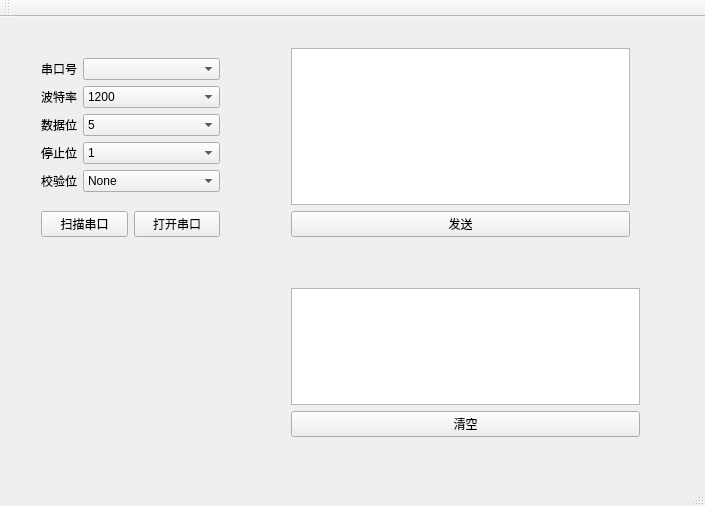
Qt form mainwindow.ui (Karybdis/serialport) before a commit.
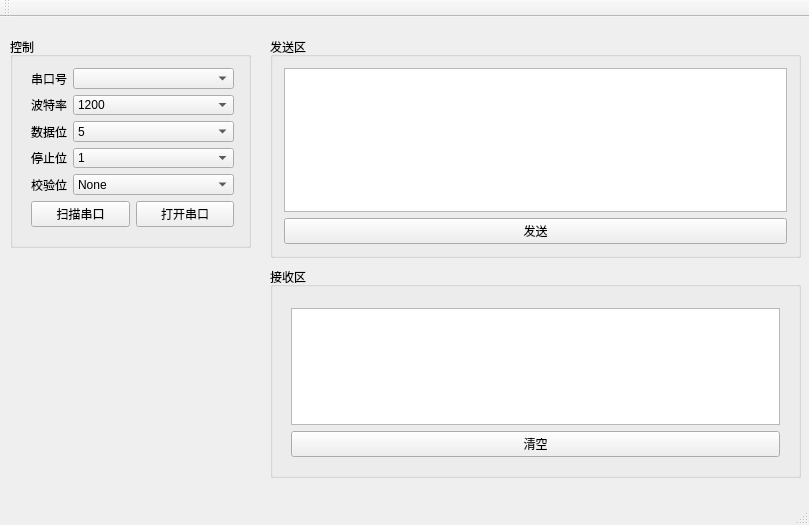
The same form after that commit.

The edit to the form file:
```diff
--- a/mainwindow.ui
+++ b/mainwindow.ui
@@ -6,21 +6,33 @@
    <rect>
     <x>0</x>
     <y>0</y>
-    <width>705</width>
-    <height>506</height>
+    <width>809</width>
+    <height>525</height>
    </rect>
   </property>
   <property name="windowTitle">
    <string>MainWindow</string>
   </property>
   <widget class="QWidget" name="centralWidget">
+   <widget class="QGroupBox" name="groupBox">
+    <property name="geometry">
+     <rect>
+      <x>10</x>
+      <y>20</y>
+      <width>241</width>
+      <height>211</height>
+     </rect>
+    </property>
+    <property name="title">
+     <string>控制</string>
+    </property>
    <widget class="QWidget" name="layoutWidget">
     <property name="geometry">
      <rect>
-      <x>30</x>
-      <y>30</y>
-      <width>201</width>
-      <height>201</height>
+       <x>10</x>
+       <y>20</y>
+       <width>225</width>
+       <height>181</height>
      </rect>
     </property>
     <layout class="QGridLayout" name="gridLayout_2">
@@ -192,34 +204,25 @@
      </item>
     </layout>
    </widget>
-   <widget class="QWidget" name="verticalLayoutWidget">
+   </widget>
+   <widget class="QGroupBox" name="groupBox_2">
     <property name="geometry">
      <rect>
-      <x>280</x>
-      <y>20</y>
-      <width>361</width>
+      <x>270</x>
+      <y>250</y>
+      <width>531</width>
       <height>211</height>
      </rect>
     </property>
-    <layout class="QVBoxLayout" name="verticalLayout">
-     <item>
-      <widget class="QTextEdit" name="textEdit"/>
-     </item>
-     <item>
-      <widget class="QPushButton" name="Button_send">
-       <property name="text">
-        <string>发送</string>
-       </property>
-      </widget>
-     </item>
-    </layout>
-   </widget>
+    <property name="title">
+     <string>接收区</string>
+    </property>
    <widget class="QWidget" name="verticalLayoutWidget_2">
     <property name="geometry">
      <rect>
-      <x>280</x>
-      <y>260</y>
-      <width>371</width>
+       <x>10</x>
+       <y>30</y>
+       <width>511</width>
       <height>171</height>
      </rect>
     </property>
@@ -237,6 +240,42 @@
     </layout>
    </widget>
   </widget>
+   <widget class="QGroupBox" name="groupBox_3">
+    <property name="geometry">
+     <rect>
+      <x>270</x>
+      <y>20</y>
+      <width>531</width>
+      <height>221</height>
+     </rect>
+    </property>
+    <property name="title">
+     <string>发送区</string>
+    </property>
+    <layout class="QGridLayout" name="gridLayout_6">
+     <item row="0" column="0">
+      <layout class="QVBoxLayout" name="verticalLayout">
+       <item>
+        <widget class="QTextEdit" name="textEdit"/>
+       </item>
+       <item>
+        <widget class="QPushButton" name="Button_send">
+         <property name="text">
+          <string>发送</string>
+         </property>
+        </widget>
+       </item>
+      </layout>
+     </item>
+    </layout>
+    <zorder>textEdit</zorder>
+    <zorder>verticalLayoutWidget</zorder>
+   </widget>
+   <zorder>groupBox</zorder>
+   <zorder>groupBox_2</zorder>
+   <zorder>groupBox_2</zorder>
+   <zorder>groupBox_3</zorder>
+  </widget>
   <widget class="QMenuBar" name="menuBar">
    <property name="geometry">
     <rect>
```
Left out of the diff: 2 changed lines with no effect on the pictures. Lines whose indentation alone changed are shown as unchanged.
